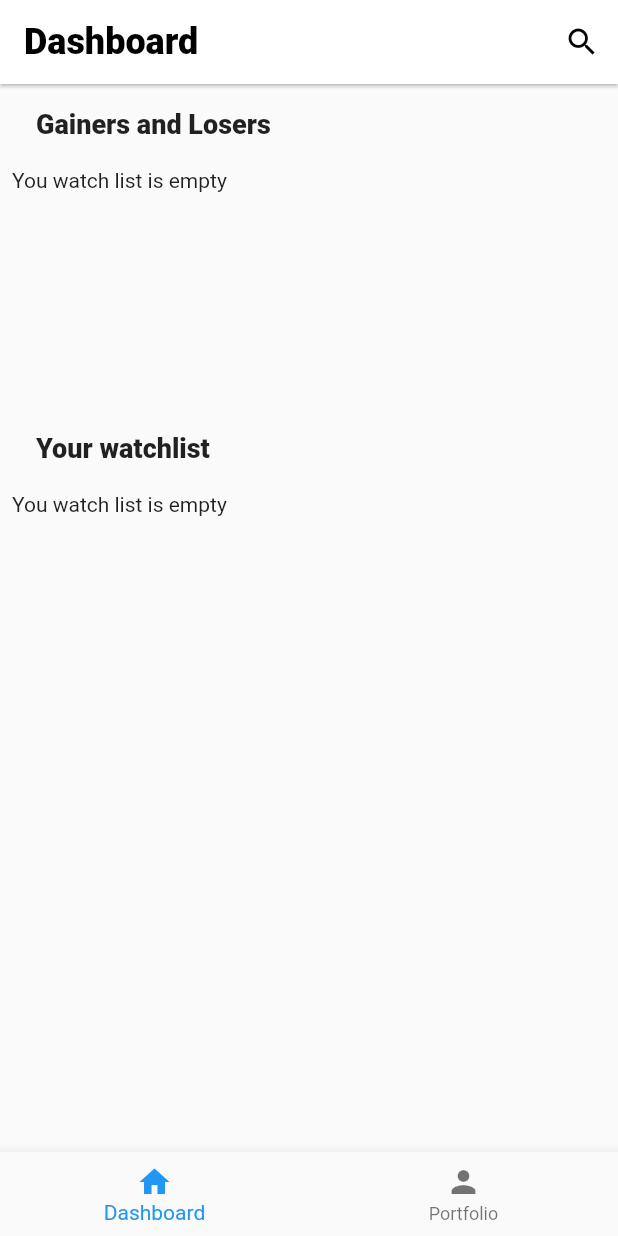
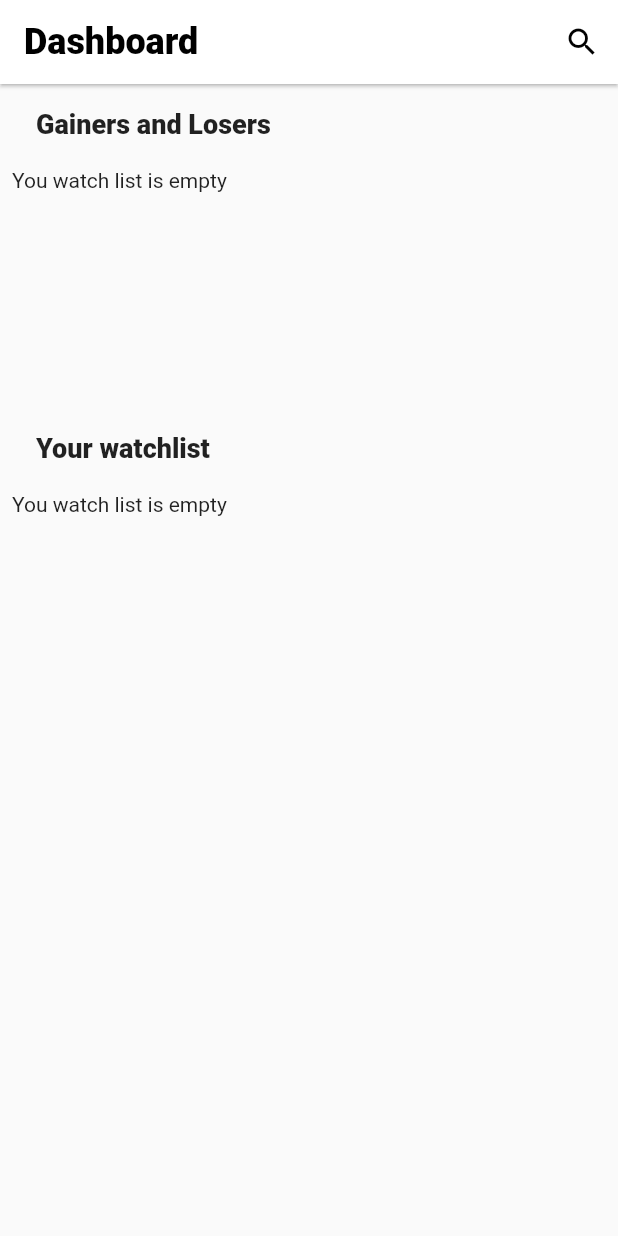
Before and after one commit to chilam1234/demo-fx, a Flutter app: the screen it shows once a user with an empty profile is signed in, on a phone screen of 412 x 824 dp. Run offline on Flutter 3.47's test engine with Material 2 defaults, Android fonts, the phone set to English and light mode, and no system bars; our stand-ins replace dio, firebase_auth, firebase_core, fl_chart, font_awesome_flutter, freezed_annotation and 4 more; missing offline and left inert: firebase_phone_auth_handler; accounts and stored records are empty.

Commit message:
fix: remove portfolio tab

```diff
--- a/lib/scene/home/home.dart
+++ b/lib/scene/home/home.dart
@@ -3,7 +3,6 @@ import '../../service/auth.dart';
 import '../../shared_widget/error.dart';
 import '../../shared_widget/loading.dart';
 import '../login/login.dart';
-import '../portfolio/portfolio.dart';
 import '../dashboard/dashboard.dart';
 
 class Home extends StatefulWidget {
@@ -13,31 +12,7 @@ class Home extends StatefulWidget {
   State<Home> createState() => _HomeState();
 }
 
-class _TabContent {
-  final String tabName;
-  final Widget child;
-  final Widget icon;
-
-  const _TabContent(
-      {required this.tabName, required this.child, required this.icon});
-}
-
 class _HomeState extends State<Home> with SingleTickerProviderStateMixin {
-  static const List<_TabContent> homeTab = [
-    _TabContent(
-        tabName: 'Dashboard', child: Dashboard(), icon: Icon(Icons.home)),
-    _TabContent(
-        tabName: 'Portfolio', child: Portfolio(), icon: Icon(Icons.person)),
-  ];
-
-  int _selectedIndex = 0;
-
-  void _onTabSelected(int index) {
-    setState(() {
-      _selectedIndex = index;
-    });
-  }
-
   @override
   Widget build(BuildContext context) {
     return StreamBuilder(
@@ -50,22 +25,8 @@ class _HomeState extends State<Home> with SingleTickerProviderStateMixin {
               child: ErrorMessage(),
             );
           } else if (snapshot.hasData) {
-            return Scaffold(
-              body: IndexedStack(
-                index: _selectedIndex,
-                children:
-                    homeTab.map((tab) => tab.child).toList(growable: false),
-              ),
-              bottomNavigationBar: BottomNavigationBar(
-                items: homeTab
-                    .map((tab) => BottomNavigationBarItem(
-                          icon: tab.icon,
-                          label: tab.tabName,
-                        ))
-                    .toList(growable: false),
-                currentIndex: _selectedIndex,
-                onTap: _onTabSelected,
-              ),
+            return const Scaffold(
+              body: Dashboard()
             );
           } else {
             return const LoginScreen();
```
